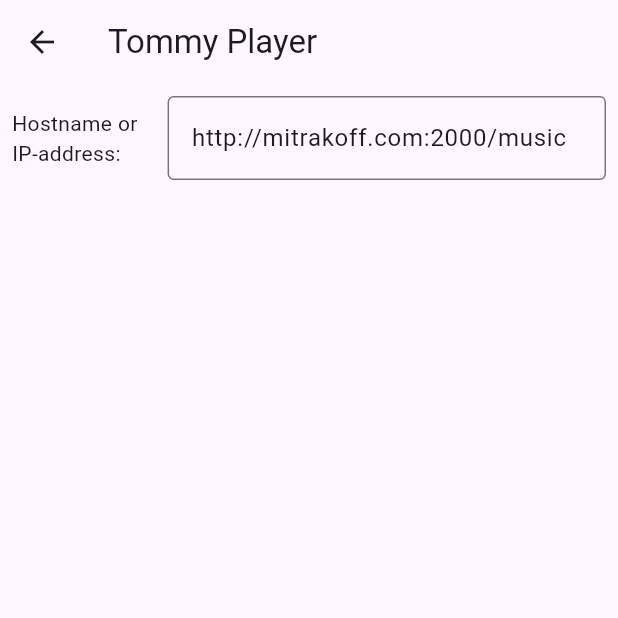
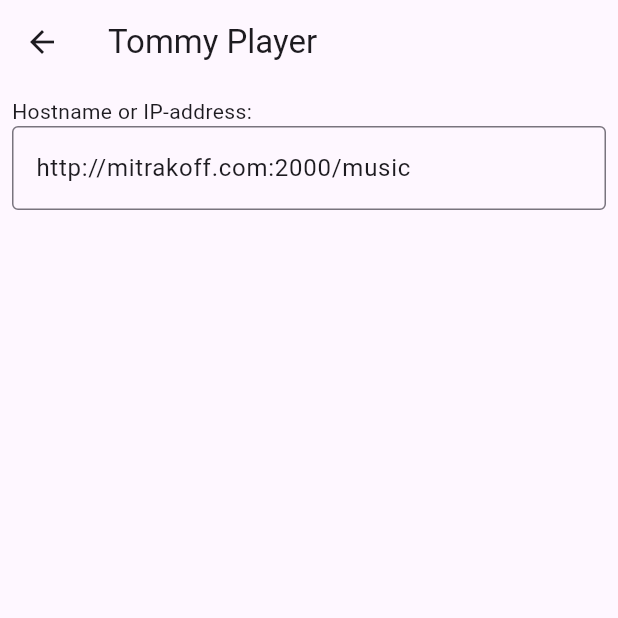
Before and after one commit to mitrakov/tommyplayer, a Flutter app: the screen it shows after launch, after a tap on an icon or button, on a phone screen of 412 x 824 dp, the top half of it. Run offline on Flutter 3.47's test engine with Material 3 defaults, Android fonts, the phone set to English and light mode, and no system bars; our stand-ins replace just_audio, just_audio_background, package_info_plus, shared_preferences; missing offline and left inert: f_logs; network calls fail.

```diff
--- a/lib/main.dart
+++ b/lib/main.dart
@@ -1,6 +1,5 @@
 // ignore_for_file: avoid_print, use_key_in_widget_constructors, constant_identifier_names, curly_braces_in_flow_control_structures
 import 'dart:math';
-import 'package:f_logs/f_logs.dart';
 import 'package:flutter/cupertino.dart' show CupertinoIcons;
 import 'package:flutter/material.dart';
 import 'package:just_audio/just_audio.dart';
@@ -13,6 +12,7 @@ import 'package:tommyplayer/model.dart';
 import 'package:tommyplayer/shuffle.dart';
 
 // allow insecure "http" in settings!
+// TODO: flog is probably slow. Need to check
 void main() async {
   // allow "async" in main
   WidgetsFlutterBinding.ensureInitialized();
@@ -92,7 +92,6 @@ class _MainAppState extends State<MainApp> {
       setState(() {
         currentSong = "${seq[index].tag.title}";
       });
-      FLog.info(text: "Playing: $currentSong");
     }
   }
 
--- a/lib/model.dart
+++ b/lib/model.dart
@@ -8,13 +8,13 @@ import 'package:tommyplayer/settings/settings.dart';
 
 /// Main model class
 class MyModel extends Model {
-  static const THROTTLING_MSEC = 500;
-  static const MAX_PLAYLIST = 400;
+  static const THROTTLING_MSEC = 1000; // performance: sleep N msec between each feed to Player instance
+  static const MAX_PLAYLIST = 400; // performance: load no more that N songs to Player instance
 
   // vals
   final Random _random = Random(DateTime.now().millisecondsSinceEpoch);
   final List<String> _playlist = [];
-  late Stream<String> _playlistStream;
+  Stream<String> _playlistStream = const Stream.empty();
 
   // getters
   /// List of file names with extension, without URL-encoding, without any URI paths. Example: ["Queen - Show must go on.mp3"]
@@ -24,6 +24,7 @@ class MyModel extends Model {
   /// Loads all data from the web server asynchronously. Should be called once.
   Future loadAll() async {
     final serverUri = Settings.instance.getServerUri();
+    try {
       final response = await http.get(Uri.parse(serverUri));
       if (response.statusCode == 200) {
         final htmlDoc = parse(response.body);
@@ -33,6 +34,9 @@ class MyModel extends Model {
         _playlist.shuffle(_random);
         _playlistStream = Stream.periodic(const Duration(milliseconds: THROTTLING_MSEC), (i) => _playlist[i]).take(min(_playlist.length, MAX_PLAYLIST));
         FLog.info(text: "Loaded ${_playlist.length} songs from $serverUri; playlist: $_playlist");
-    } else throw Exception("Cannot load from $serverUri");
+      } else FLog.error(text: "Cannot load from $serverUri, response=${response.body}");
+    } catch (e) {
+      FLog.error(text: "Cannot parse uri: $serverUri ($e)");
     }
   }
+}
--- a/lib/settings/settingswidget.dart
+++ b/lib/settings/settingswidget.dart
@@ -12,15 +12,11 @@ class SettingsWidget extends StatelessWidget {
       body: Padding(
         padding: const EdgeInsets.all(8.0),
         child: Column(
+          crossAxisAlignment: CrossAxisAlignment.start,
           children: [
-            Row(
-              children: [
-                const Text("Hostname or\nIP-address:"),
-                const SizedBox(width: 20),
-                Expanded(
-                  child: TextField(controller: _serverUriCtrl, onChanged: Settings.instance.setServerUri, decoration: const InputDecoration(border: OutlineInputBorder())),
-                )
-              ],
+            const Text("Hostname or IP-address:"),
+            Expanded(
+              child: TextField(controller: _serverUriCtrl, onChanged: Settings.instance.setServerUri, decoration: const InputDecoration(border: OutlineInputBorder())),
             )
           ]
         ),
```
Also changed, not shown: lib/settings/settings.dart (+8 -1 lines), pubspec.yaml (+4 -4 lines), pubspec.lock, 2 other files. Lines whose indentation alone changed are shown as unchanged.
